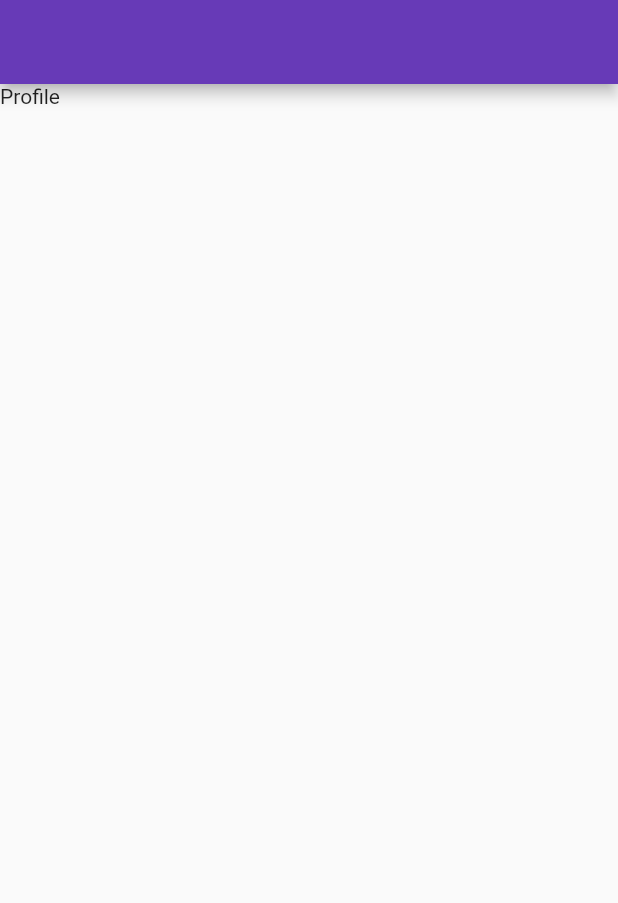
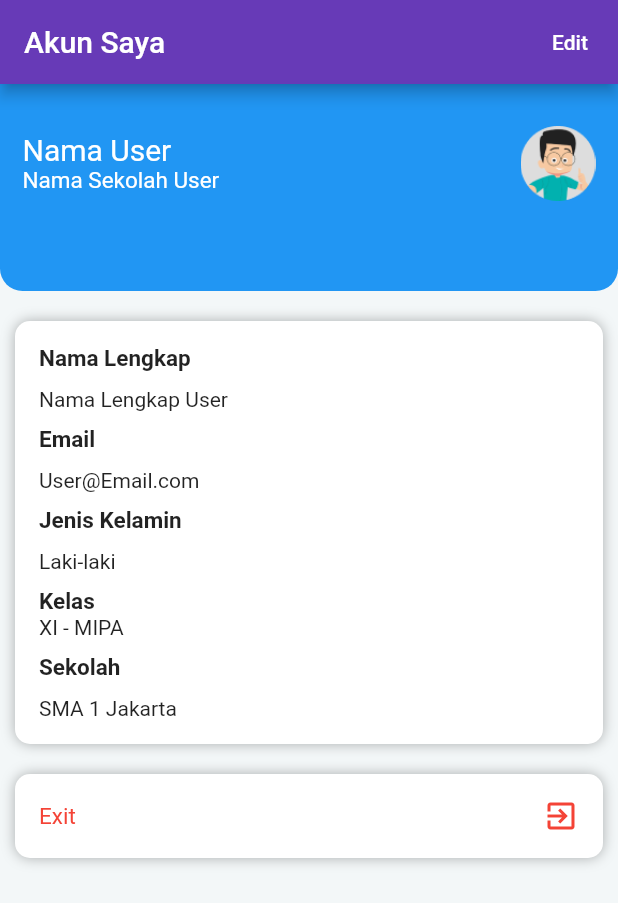
Before and after one commit to Aryaw1jaya/finalproject_flutter, a Flutter app: the ProfilePage screen opened directly, on a phone screen of 412 x 824 dp. Shown: the top 903 px of the screen. Run offline on Flutter 3.47's test engine with Material 2 defaults, Android fonts, the phone set to English and light mode, and no system bars; our stand-ins replace google_fonts; missing offline and left inert: shared_preferences_web.

Commit message:
update profil page

```diff
--- a/lib/constants/R/assets.dart
+++ b/lib/constants/R/assets.dart
@@ -12,7 +12,7 @@ class Assets {
   //Bottom Navbar
   String btm_home = "assets/ic_home.png";
   String btm_discuss = "assets/ic_discuss.png";
-  String btm_profile = "assets/ic_kimia.png";
+  String btm_profile = "assets/ic_profile.png";
 
   // Main Page
   String avatar = "assets/ic_avatar.png";
--- a/lib/views/main/profile/profile_page.dart
+++ b/lib/views/main/profile/profile_page.dart
@@ -1,3 +1,4 @@
+import 'package:finalproject_flutter/constants/r.dart';
 import 'package:flutter/material.dart';
 
 class ProfilePage extends StatefulWidget {
@@ -11,10 +12,169 @@ class _ProfilePageState extends State<ProfilePage> {
   @override
   Widget build(BuildContext context) {
     return Scaffold(
-      appBar: AppBar(),
+      backgroundColor: Color(0xffF3F7F8),
+      appBar: AppBar(
+        title: Text("Akun Saya"),
+        actions: [
+          TextButton(
+            onPressed: () {},
+            child: Text(
+              "Edit",
+              style: TextStyle(
+                color: Colors.white,
+              ),
+            ),
+          ),
+        ],
+      ),
       body: Column(
         children: [
-          Text("Profile"),
+          Container(
+            decoration: BoxDecoration(
+              borderRadius: BorderRadius.only(
+                bottomLeft: Radius.circular(15),
+                bottomRight: Radius.circular(15),
+              ),
+              color: Colors.blue,
+            ),
+            padding: EdgeInsets.only(
+              top: 28,
+              bottom: 60,
+              right: 15,
+              left: 15,
+            ),
+            child: Row(
+              children: [
+                Expanded(
+                  child: Column(
+                    crossAxisAlignment: CrossAxisAlignment.start,
+                    children: [
+                      Text(
+                        "Nama User",
+                        style: TextStyle(
+                          fontSize: 20,
+                          color: Colors.white,
+                        ),
+                      ),
+                      Text(
+                        "Nama Sekolah User",
+                        style: TextStyle(
+                          fontSize: 15,
+                          color: Colors.white,
+                        ),
+                      ),
+                    ],
+                  ),
+                ),
+                Image.asset(
+                  R.assets.avatar,
+                  width: 50,
+                  height: 50,
+                ),
+              ],
+            ),
+          ),
+          Container(
+            decoration: BoxDecoration(
+              color: Colors.white,
+              borderRadius: BorderRadius.all(
+                Radius.circular(10),
+              ),
+              boxShadow: [
+                BoxShadow(
+                  blurRadius: 7,
+                  color: Colors.black.withOpacity(0.3),
+                ),
+              ],
+            ),
+            width: double.infinity,
+            padding: EdgeInsets.all(16),
+            margin: EdgeInsets.symmetric(
+              vertical: 20,
+              horizontal: 10,
+            ),
+            child: Column(
+              crossAxisAlignment: CrossAxisAlignment.start,
+              children: [
+                Text(
+                  "Nama Lengkap",
+                  style: TextStyle(
+                    fontWeight: FontWeight.bold,
+                    fontSize: 15,
+                  ),
+                ),
+                SizedBox(height: 10),
+                Text("Nama Lengkap User"),
+                SizedBox(height: 10),
+                Text(
+                  "Email",
+                  style: TextStyle(
+                    fontWeight: FontWeight.bold,
+                    fontSize: 15,
+                  ),
+                ),
+                SizedBox(height: 10),
+                Text("User@Email.com"),
+                SizedBox(height: 10),
+                Text(
+                  "Jenis Kelamin",
+                  style: TextStyle(
+                    fontWeight: FontWeight.bold,
+                    fontSize: 15,
+                  ),
+                ),
+                SizedBox(height: 10),
+                Text("Laki-laki"),
+                SizedBox(height: 10),
+                Text(
+                  "Kelas",
+                  style: TextStyle(
+                    fontWeight: FontWeight.bold,
+                    fontSize: 15,
+                  ),
+                ),
+                Text("XI - MIPA"),
+                SizedBox(height: 10),
+                Text(
+                  "Sekolah",
+                  style: TextStyle(
+                    fontWeight: FontWeight.bold,
+                    fontSize: 15,
+                  ),
+                ),
+                SizedBox(height: 10),
+                Text("SMA 1 Jakarta"),
+              ],
+            ),
+          ),
+          Container(
+            margin: EdgeInsets.symmetric(
+              horizontal: 10,
+            ),
+            decoration: BoxDecoration(
+              color: Colors.white,
+              borderRadius: BorderRadius.circular(10),
+              boxShadow: [
+                BoxShadow(
+                  blurRadius: 7,
+                  color: Colors.black.withOpacity(0.3),
+                ),
+              ],
+            ),
+            child: ListTile(
+              title: Text(
+                "Exit",
+                style: TextStyle(
+                  color: Colors.red,
+                  fontSize: 15,
+                ),
+              ),
+              trailing: Icon(
+                Icons.exit_to_app,
+                color: Colors.red,
+              ),
+            ),
+          ),
         ],
       ),
     );
```
